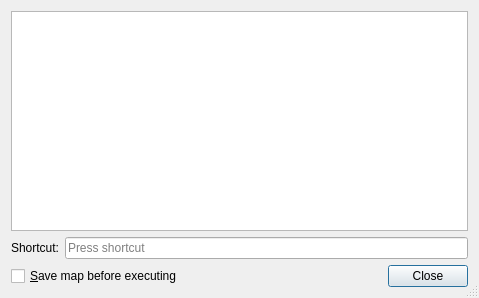
Before: the Qt Designer form src/tiled/commanddialog.ui in mapeditor/tiled, drawn with Qt 5.
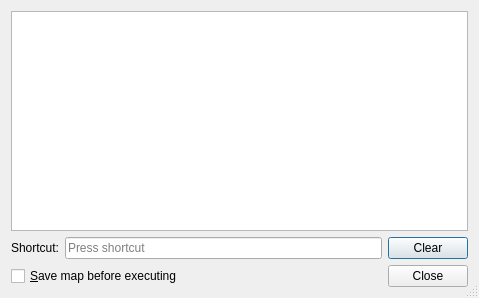
After: the same form once the commit is applied. Custom widgets are drawn as their Qt base class.

Commit message: Adds clear button and shortcut column

What changed in the file:
```diff
--- a/src/tiled/commanddialog.ui
+++ b/src/tiled/commanddialog.ui
@@ -55,6 +55,13 @@
        </property>
       </widget>
      </item>
+     <item>
+      <widget class="QPushButton" name="pushButton_2">
+       <property name="text">
+        <string>Clear</string>
+       </property>
+      </widget>
+     </item>
     </layout>
    </item>
    <item>
```
Left out of the diff: 20 changed lines with no effect on the pictures. The commit also changes 3 other files.
